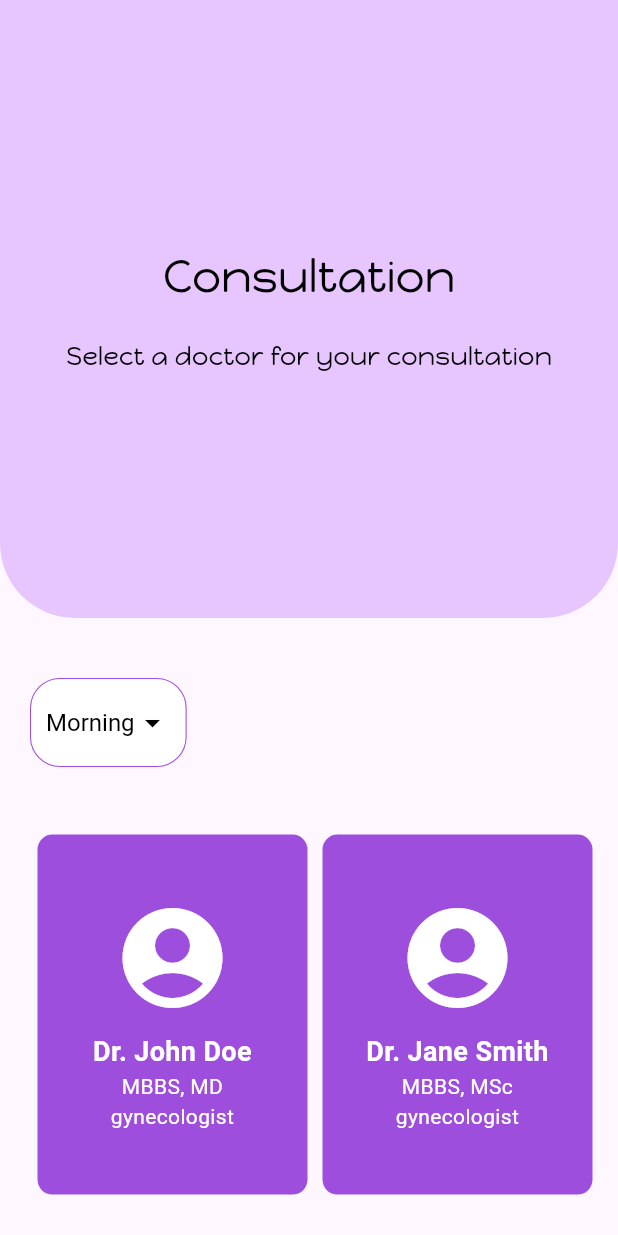
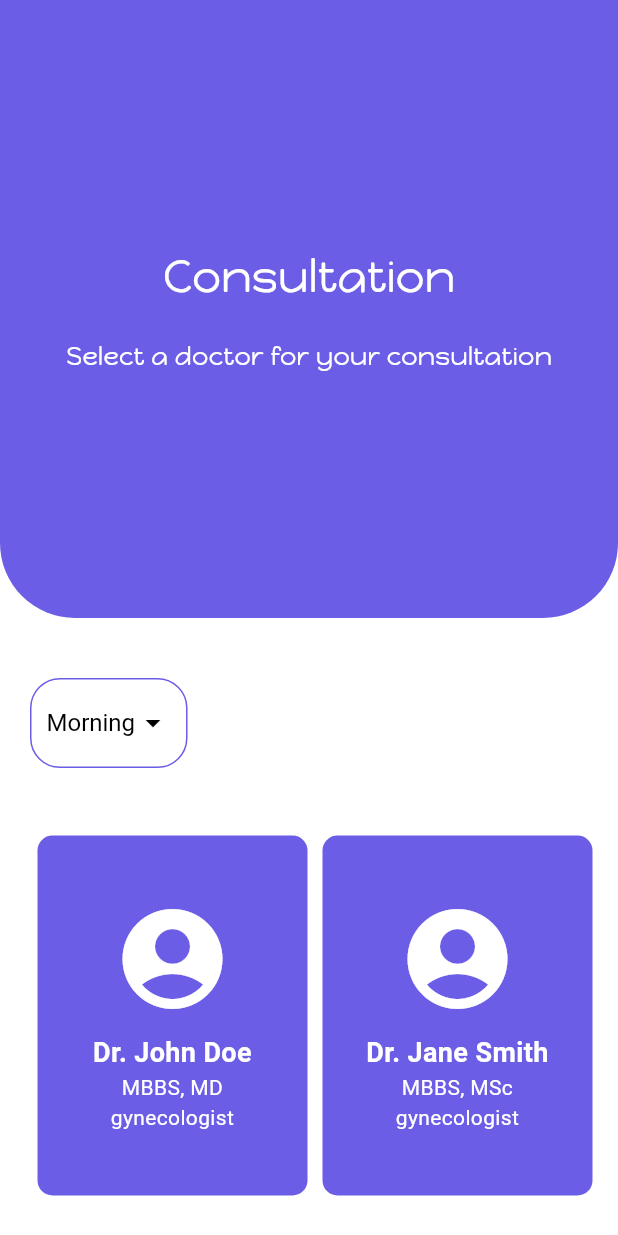
Before and after one commit to aqsa890/maternity_hub, a Flutter app: the DoctorConsultationScreen screen opened directly, on a phone screen of 412 x 824 dp. Run offline on Flutter 3.47's test engine with Material 3 defaults, Android fonts, the phone set to English and light mode, and no system bars; our stand-ins replace firebase_auth, firebase_core, firebase_database, flutter_local_notifications, timezone; accounts and stored records are empty.

Commit message:
Your message about the changes

```diff
--- a/lib/screens/AuthScreen.dart
+++ b/lib/screens/AuthScreen.dart
@@ -347,7 +347,6 @@ class _AuthscreenState extends State<Authscreen> {
                 ),
               )),
             ),
-            const Positioned(bottom: -60, left: -60, child: Shape()),
             const Positioned(top: 580, right: -96, child: Shape()),
           ],
         ),
--- a/lib/screens/chatscreens/consultation.dart
+++ b/lib/screens/chatscreens/consultation.dart
@@ -53,6 +53,7 @@ class _DoctorConsultationScreenState extends State<DoctorConsultationScreen> {
   @override
   Widget build(BuildContext context) {
     return Scaffold(
+      backgroundColor: Colors.white,
       body: SingleChildScrollView(
         child: Column(
           children: [
@@ -75,7 +76,7 @@ class _DoctorConsultationScreenState extends State<DoctorConsultationScreen> {
       height: MediaQuery.of(context).size.height * 0.5,
       width: double.infinity,
       decoration: const BoxDecoration(
-        color: Color(0xffe7c6ff),
+        color: Color(0xFF6B5DE6),
         borderRadius: BorderRadius.only(
           bottomLeft: Radius.circular(50),
           bottomRight: Radius.circular(50),
@@ -91,7 +92,7 @@ class _DoctorConsultationScreenState extends State<DoctorConsultationScreen> {
               'Consultation',
               style: TextStyle(
                 fontSize: 30,
-                color: Colors.black,
+                color: Colors.white,
                 fontFamily: 'Heading2',
                 fontWeight: FontWeight.w500,
               ),
@@ -101,7 +102,7 @@ class _DoctorConsultationScreenState extends State<DoctorConsultationScreen> {
               'Select a doctor for your consultation',
               style: TextStyle(
                 fontSize: 17,
-                color: Colors.black,
+                color: Colors.white,
                 fontFamily: 'Heading2',
               ),
             ),
@@ -122,8 +123,8 @@ class _DoctorConsultationScreenState extends State<DoctorConsultationScreen> {
                 color: Colors.white,
                 borderRadius: BorderRadius.circular(20),
                 border: Border.all(
-                  color: Color(0xff9d4edd),
-                  width: 0.7,
+                  color: Color(0xFF6B5DE6),
+                  width: 1,
                 )),
             padding: const EdgeInsets.symmetric(horizontal: 10, vertical: 5),
             child: DropdownButton<String>(
@@ -198,11 +199,13 @@ class DoctorCard extends StatelessWidget {
 
   @override
   Widget build(BuildContext context) {
-    return Container(
+    return GestureDetector(
+      onTap: () {},
+      child: Container(
         height: 240,
         width: 180,
         decoration: BoxDecoration(
-        color: const Color(0xff9d4edd),
+          color: const Color(0xFF6B5DE6),
           borderRadius: BorderRadius.circular(10),
         ),
         child: Padding(
@@ -245,6 +248,7 @@ class DoctorCard extends StatelessWidget {
             ],
           ),
         ),
+      ),
     );
   }
 }
--- a/lib/screens/precaution_screens/healthcaretips.dart
+++ b/lib/screens/precaution_screens/healthcaretips.dart
@@ -7,7 +7,7 @@ class PregnancyCareApp extends StatelessWidget {
   @override
   Widget build(BuildContext context) {
     return MaterialApp(
-      title: 'Pregnancy Care Tips',
+      title: 'Pregnancy Care Tips,',
       debugShowCheckedModeBanner: false,
       theme: ThemeData(
         primaryColor: const Color(0xFF6B5DE6),
--- a/lib/screens/schedulescreens/add_appointment.dart
+++ b/lib/screens/schedulescreens/add_appointment.dart
@@ -110,13 +110,16 @@ class _AddAppointmentState extends State<AddAppointment> {
     // Reload appointments from Firebase
     _loadAppointments();
 
+    // Generate a unique integer ID for notifications
+    int notificationId = appointmentKey.hashCode & 0x7FFFFFFF;
+
     // Schedule the notification for the appointment
     await LocalNotifications.scheduleNotification(
       title: 'Appointment with Dr. ${doctorNameController.text}',
       body: 'CheckUp reminder.',
       payload: 'Appointment Notification',
       scheduledTime: appointmentDateTime,
-      appointmentId: int.parse(appointmentKey), // Use the key as the ID
+      appointmentId: notificationId, // Use hashCode as the ID
     );
   }
 
--- a/pubspec.yaml
+++ b/pubspec.yaml
@@ -43,6 +43,7 @@ dependencies:
   firebase_database: ^11.2.0
   email_otp: ^3.0.2
   shared_preferences: ^2.3.4
+  shelf: ^1.4.1
 
 
 
```
Also changed, not shown: lib/screens/MainOptional.dart (+9 -2 lines), lib/screens/precaution_screens/options.dart (+5 -2 lines), lib/screens/precaution_screens/precaution.dart (+4 -4 lines), lib/screens/sos_screens/calling_Screen.dart (added, +131 -0 lines), images/doc.png (added), lib/chatbot/chatbot.dart (added), lib/chatbot/static_chatscreen.dart (added), pubspec.lock, 21 other files. Lines whose indentation alone changed are shown as unchanged.
